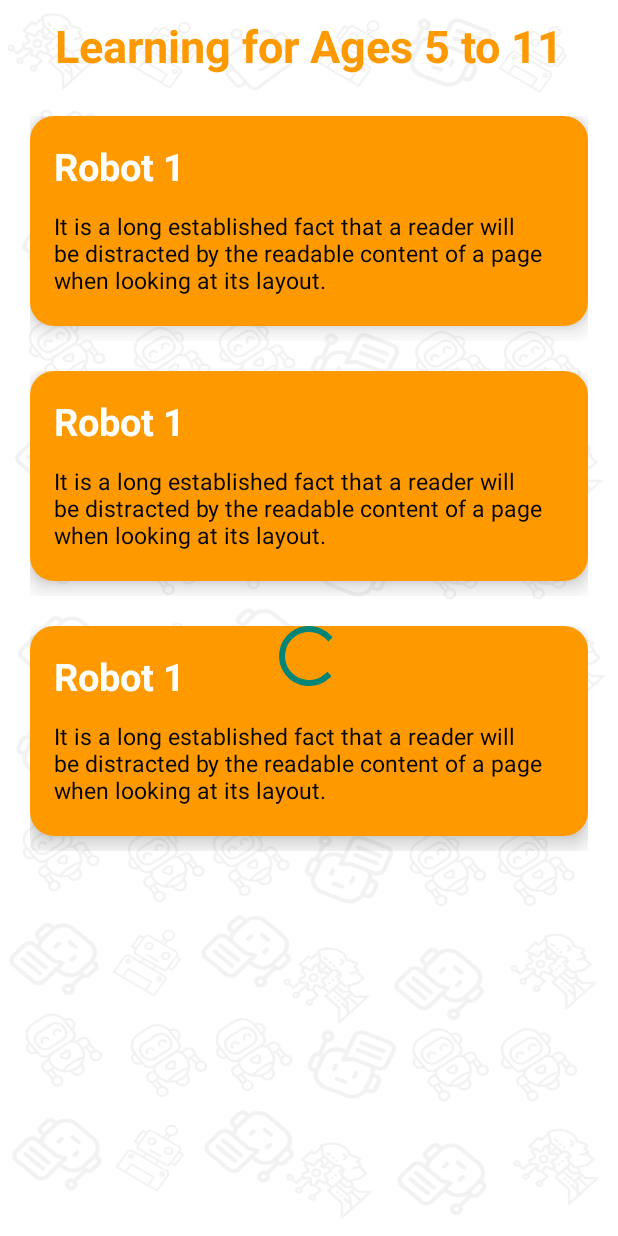
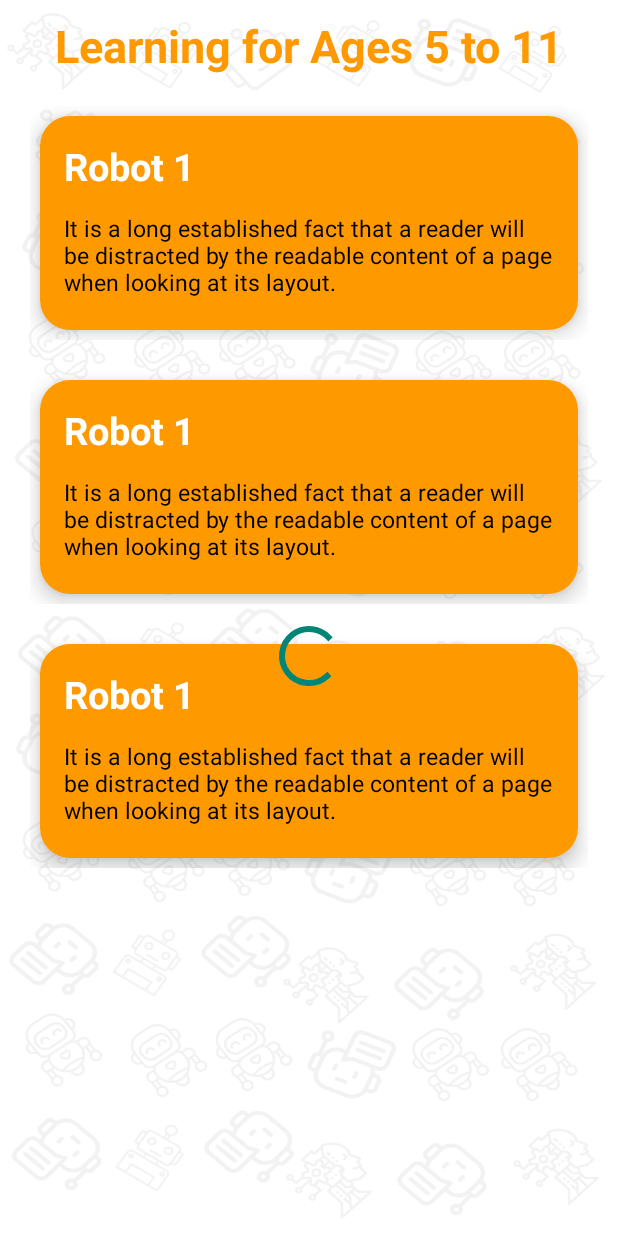
Before and after one commit to umerdev07/Robosticks, an Android app: the layout activity_child_course.xml on its own in the app's theme, with its tools: preview values and no code run, on a phone screen of 412 x 824 dp. Run offline under Robolectric (Android 15) with nearby library versions, the phone set to English and light mode, and no system bars; plain views replace SpinKitView.

Commit message:
Initial Commet

```diff
--- a/app/build.gradle.kts
+++ b/app/build.gradle.kts
@@ -45,6 +45,8 @@ dependencies {
     implementation("androidx.appcompat:appcompat:1.7.0")
     implementation("com.google.android.material:material:1.12.0")
     implementation("androidx.constraintlayout:constraintlayout:2.1.4")
+    implementation ("com.intuit.sdp:sdp-android:1.1.1")
+    implementation ("com.intuit.ssp:ssp-android:1.1.1")
     implementation ("com.github.ybq:Android-SpinKit:1.4.0")
     // Import the BoM for the Firebase platform
     implementation(platform("com.google.firebase:firebase-bom:33.1.2"))
--- a/app/src/main/java/com/maths/robostick/SigninActivity.kt
+++ b/app/src/main/java/com/maths/robostick/SigninActivity.kt
@@ -195,6 +195,7 @@
                 data?.data?.let { uri ->
                     selectedImg = uri
                     binding.circleProfileImageView.setImageURI(selectedImg)
+
                 }
             }
         }
--- a/app/src/main/res/layout/activity_child_course.xml
+++ b/app/src/main/res/layout/activity_child_course.xml
@@ -26,12 +26,14 @@
     <androidx.recyclerview.widget.RecyclerView
         android:id="@+id/recyclarView"
         android:layout_width="match_parent"
-        android:layout_height="760dp"
+        android:layout_height="834dp"
         android:padding="20dp"
         app:layout_constraintBottom_toBottomOf="parent"
         app:layout_constraintEnd_toEndOf="parent"
+        app:layout_constraintHorizontal_bias="0.0"
         app:layout_constraintStart_toStartOf="parent"
         app:layout_constraintTop_toBottomOf="@+id/textView2"
+        app:layout_constraintVertical_bias="0.0"
         tools:listitem="@layout/courseslist" />
 
     <com.github.ybq.android.spinkit.SpinKitView
--- a/app/src/main/res/layout/courseslist.xml
+++ b/app/src/main/res/layout/courseslist.xml
@@ -9,9 +9,10 @@
 
     <androidx.cardview.widget.CardView
         android:layout_width="match_parent"
-        android:layout_marginBottom="10dp"
-        app:cardCornerRadius="16dp"
+        android:layout_marginBottom="@dimen/_10sdp"
+        app:cardCornerRadius="20dp"
         app:cardElevation="8dp"
+        android:layout_margin="@dimen/_5sdp"
         android:layout_height="wrap_content">
 
         <LinearLayout
@@ -41,8 +42,8 @@
                 android:textColor="@color/black"
                 android:textSize="15sp"
                 android:fontFamily="@font/roboto"
-                android:layout_marginTop="4dp"
-                android:layout_marginBottom="4dp"
+                android:layout_marginTop="@dimen/_4sdp"
+                android:layout_marginBottom="@dimen/_4sdp"
                 />
 
         </LinearLayout>
```
Also changed, not shown: app/src/main/res/layout/activity_media_diaplay.xml (+4 -4 lines), app/src/main/res/layout/activity_media_display2.xml (+4 -4 lines), app/src/main/res/values/dimens.xml (added, +15 -0 lines).
